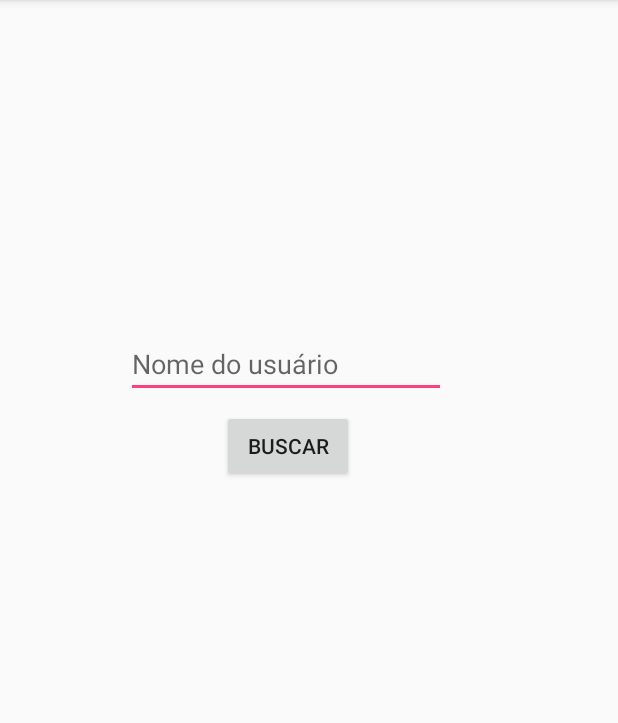
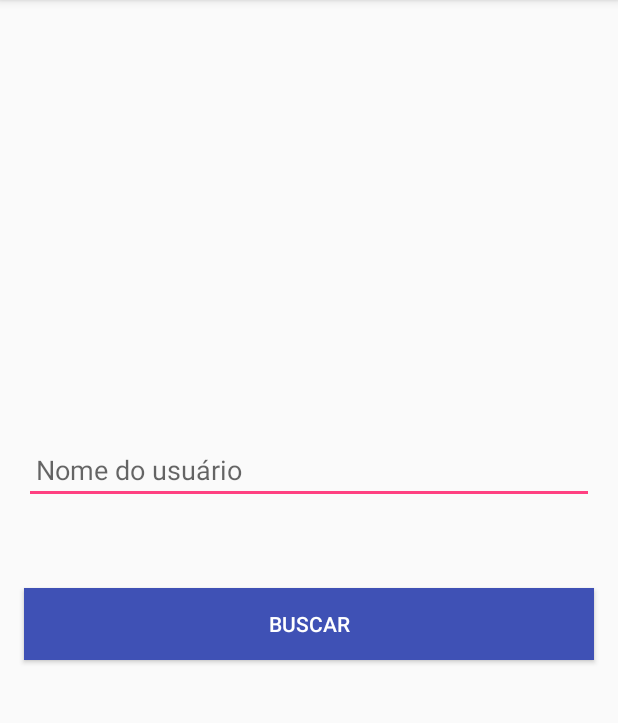
Before and after one commit to lucasnavarroo/GitHubViewer, an Android app: the screen it shows after launch (BuscaUsuarioActivity), on a phone screen of 412 x 824 dp, the part 84-807 px from its top. Run offline under Robolectric (Android 15) with nearby library versions, the phone set to English and light mode, and no system bars.

```diff
--- a/app/build.gradle
+++ b/app/build.gradle
@@ -29,4 +29,5 @@ dependencies {
     compile 'com.squareup.retrofit2:converter-gson:2.3.0'
     implementation 'com.android.support:recyclerview-v7:26.1.0'
     compile 'com.squareup.picasso:picasso:2.5.2'
+    compile 'com.makeramen:roundedimageview:2.3.0'
 }
--- a/app/src/main/java/com/example/lucasnavarro/githubviewer/activity/BuscaUsuarioActivity.java
+++ b/app/src/main/java/com/example/lucasnavarro/githubviewer/activity/BuscaUsuarioActivity.java
@@ -1,32 +1,19 @@
 package com.example.lucasnavarro.githubviewer.activity;
-
-import android.content.DialogInterface;
-import android.content.Intent;
 import android.os.Bundle;
-import android.support.v7.app.AlertDialog;
 import android.support.v7.app.AppCompatActivity;
 import android.view.View;
 import android.widget.Button;
+import android.widget.EditText;
 import android.widget.TextView;
-import android.widget.Toast;
 
 import com.example.lucasnavarro.githubviewer.R;
-import com.example.lucasnavarro.githubviewer.model.Owner;
-import com.example.lucasnavarro.githubviewer.service.API;
+
 import com.example.lucasnavarro.githubviewer.service.GitHubService;
-
-import retrofit2.Call;
-import retrofit2.Callback;
-import retrofit2.Response;
-import retrofit2.Retrofit;
-import retrofit2.converter.gson.GsonConverterFactory;
-
-import android.util.Log;
 
 
 public class BuscaUsuarioActivity extends AppCompatActivity {
 
-    TextView loginUsuario;
+    EditText loginUsuario;
     Button buttonBuscarUsuario;
 
     @Override
@@ -34,11 +21,16 @@ public class BuscaUsuarioActivity extends AppCompatActivity {
         super.onCreate(savedInstanceState);
         setContentView(R.layout.activity_busca_usuario);
 
-        loginUsuario = findViewById(R.id.editTextNomeUsuario);
+        loginUsuario = findViewById(R.id.editTextLoginUsuario);
         buttonBuscarUsuario = findViewById(R.id.buttonBuscarUsuario);
 
-        GitHubService gitHubService = new GitHubService();
-        gitHubService.requestUser("lerolero", this);
+        buttonBuscarUsuario.setOnClickListener(new View.OnClickListener() {
+            @Override
+            public void onClick(View v) {
+                GitHubService gitHubService = new GitHubService();
+                gitHubService.requestUser(String.valueOf(loginUsuario.getText()), BuscaUsuarioActivity.this);
+            }
+        });
 
     }
 
--- a/app/src/main/res/layout/activity_busca_usuario.xml
+++ b/app/src/main/res/layout/activity_busca_usuario.xml
@@ -7,25 +7,46 @@
     tools:context="com.example.lucasnavarro.githubviewer.activity.BuscaUsuarioActivity">
 
     <EditText
-        android:id="@+id/editTextNomeUsuario"
-        android:layout_width="wrap_content"
+        android:id="@+id/editTextLoginUsuario"
+        android:layout_width="match_parent"
         android:layout_height="wrap_content"
-        android:layout_marginStart="84dp"
-        android:layout_marginTop="220dp"
+        android:layout_marginEnd="16dp"
+        android:layout_marginStart="16dp"
+        android:layout_marginTop="176dp"
         android:ems="10"
         android:hint="Nome do usuário"
         android:inputType="textPersonName"
+        android:paddingLeft="8dp"
+        android:paddingRight="8dp"
+        app:layout_constraintBottom_toTopOf="@+id/guideline2"
+        app:layout_constraintEnd_toEndOf="parent"
+        app:layout_constraintHorizontal_bias="0.0"
         app:layout_constraintStart_toStartOf="parent"
-        app:layout_constraintTop_toTopOf="parent" />
+        app:layout_constraintTop_toTopOf="parent"
+        app:layout_constraintVertical_bias="0.705" />
 
     <Button
         android:id="@+id/buttonBuscarUsuario"
+        android:layout_width="0dp"
+        android:layout_height="wrap_content"
+        android:layout_marginEnd="16dp"
+        android:layout_marginStart="16dp"
+        android:layout_marginTop="8dp"
+        android:background="@color/colorPrimary"
+        android:paddingLeft="8dp"
+        android:paddingRight="8dp"
+        android:text="Buscar"
+        android:textColor="@android:color/background_light"
+        app:layout_constraintEnd_toEndOf="parent"
+        app:layout_constraintHorizontal_bias="0.0"
+        app:layout_constraintStart_toStartOf="parent"
+        app:layout_constraintTop_toTopOf="@+id/guideline2" />
+
+    <android.support.constraint.Guideline
+        android:id="@+id/guideline2"
         android:layout_width="wrap_content"
         android:layout_height="wrap_content"
-        android:layout_marginStart="148dp"
-        android:layout_marginTop="8dp"
-        android:text="Buscar"
-        app:layout_constraintStart_toStartOf="parent"
-        app:layout_constraintTop_toBottomOf="@+id/editTextNomeUsuario" />
+        android:orientation="horizontal"
+        app:layout_constraintGuide_percent="0.5" />
 
 </android.support.constraint.ConstraintLayout>
--- a/app/src/main/res/values/colors.xml
+++ b/app/src/main/res/values/colors.xml
@@ -1,6 +1,6 @@
 <?xml version="1.0" encoding="utf-8"?>
 <resources>
-    <color name="colorPrimary">#3F51B5</color>
+    <color name="colorPrimary">#3f51b5</color>
     <color name="colorPrimaryDark">#303F9F</color>
     <color name="colorAccent">#FF4081</color>
 </resources>
--- a/build.gradle
+++ b/build.gradle
@@ -5,6 +5,7 @@ buildscript {
     repositories {
         google()
         jcenter()
+        mavenCentral()
     }
     dependencies {
         classpath 'com.android.tools.build:gradle:3.0.1'
```
Also changed, not shown: app/src/main/java/com/example/lucasnavarro/githubviewer/activity/UsuarioActivity.java (+10 -2 lines), app/src/main/java/com/example/lucasnavarro/githubviewer/service/GitHubService.java (+0 -37 lines), app/src/main/res/layout/activity_usuario.xml (+16 -15 lines).
